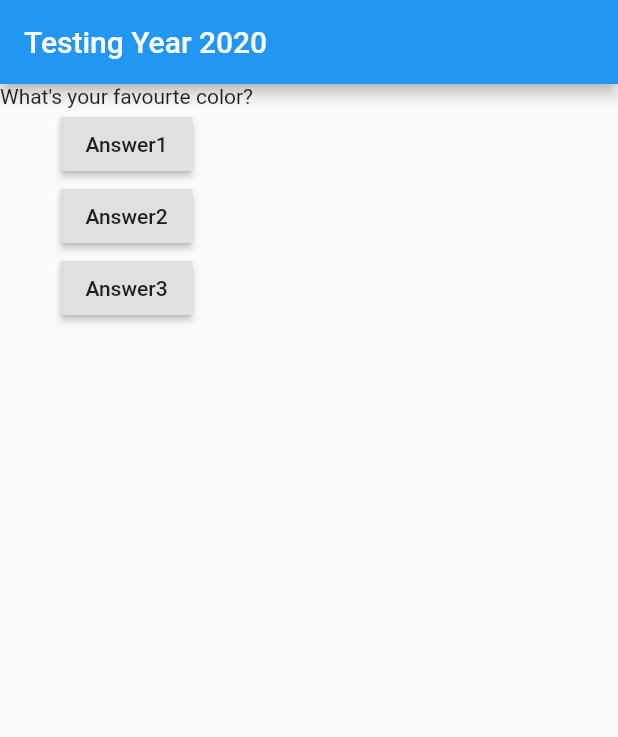
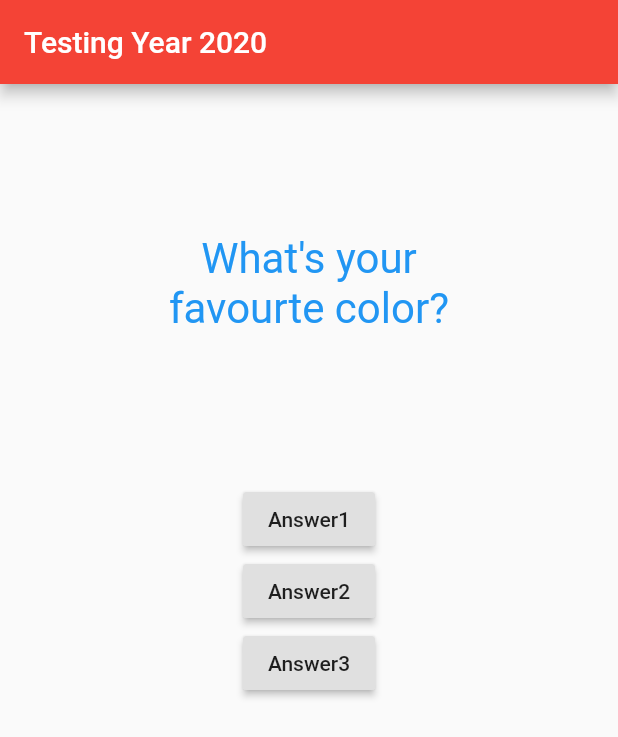
Before and after one commit to dipinkp1993/quiz_app, a Flutter app: the screen it shows after launch, on a phone screen of 412 x 824 dp. Shown: the top 737 px of the screen. Run offline on Flutter 3.47's test engine with Material 2 defaults, Android fonts, the phone set to English and light mode, and no system bars.

Commit message:
styled question using container

```diff
--- a/lib/main.dart
+++ b/lib/main.dart
@@ -39,7 +39,10 @@ class _MyAppState extends State<MyApp> {
     return MaterialApp(
       home: Scaffold(
         appBar: AppBar(
-          title: Text('Testing Year 2020'),
+          title: Text(
+            'Testing Year 2020',
+          ),
+          backgroundColor: Colors.red,
         ),
         body: Column(
           children: [
--- a/lib/question.dart
+++ b/lib/question.dart
@@ -5,6 +5,17 @@ class Question extends StatelessWidget {
   Question(this.questionText);
   @override
   Widget build(BuildContext context) {
-    return Text(questionText);
+    return Container(
+      width: double.infinity,
+      margin: EdgeInsets.all(100),
+      child: Text(
+        questionText,
+        style: TextStyle(
+          fontSize: 28,
+          color: Colors.blue,
+        ),
+        textAlign: TextAlign.center,
+      ),
+    );
   }
 }
```
